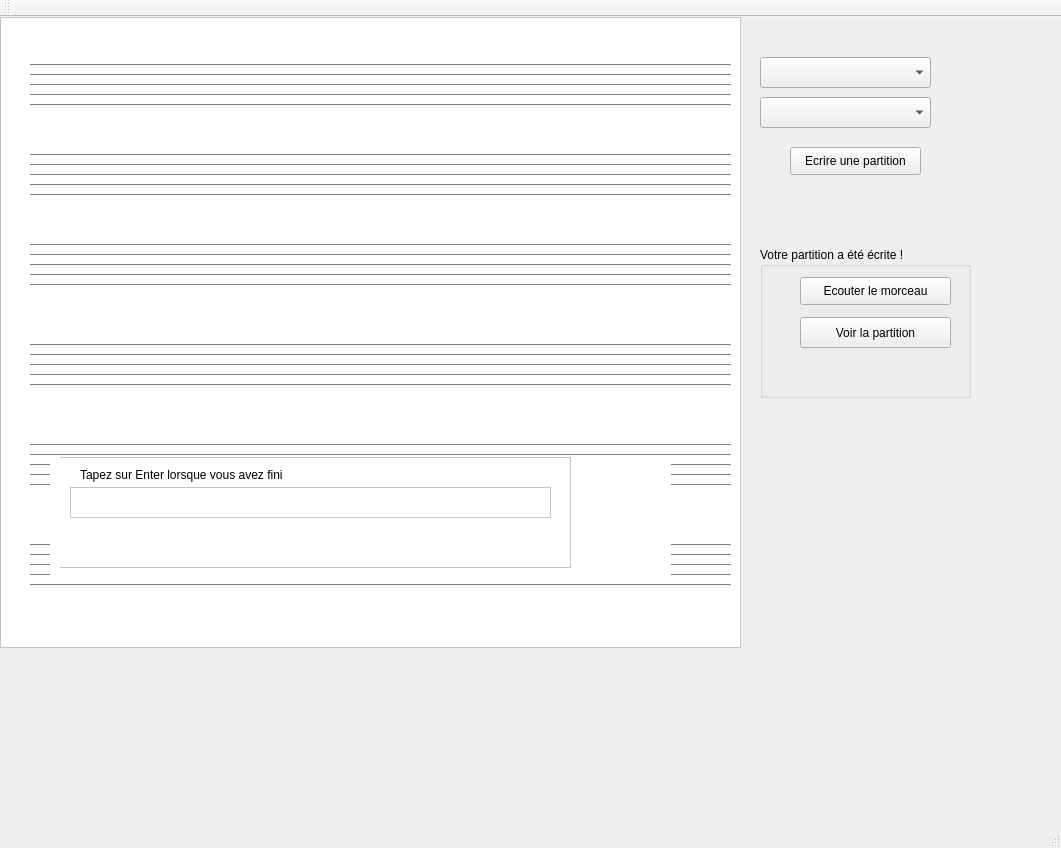
DepinfoCamille/ProjetMusiqueQt2, file mainwindow.ui: the form before one commit.
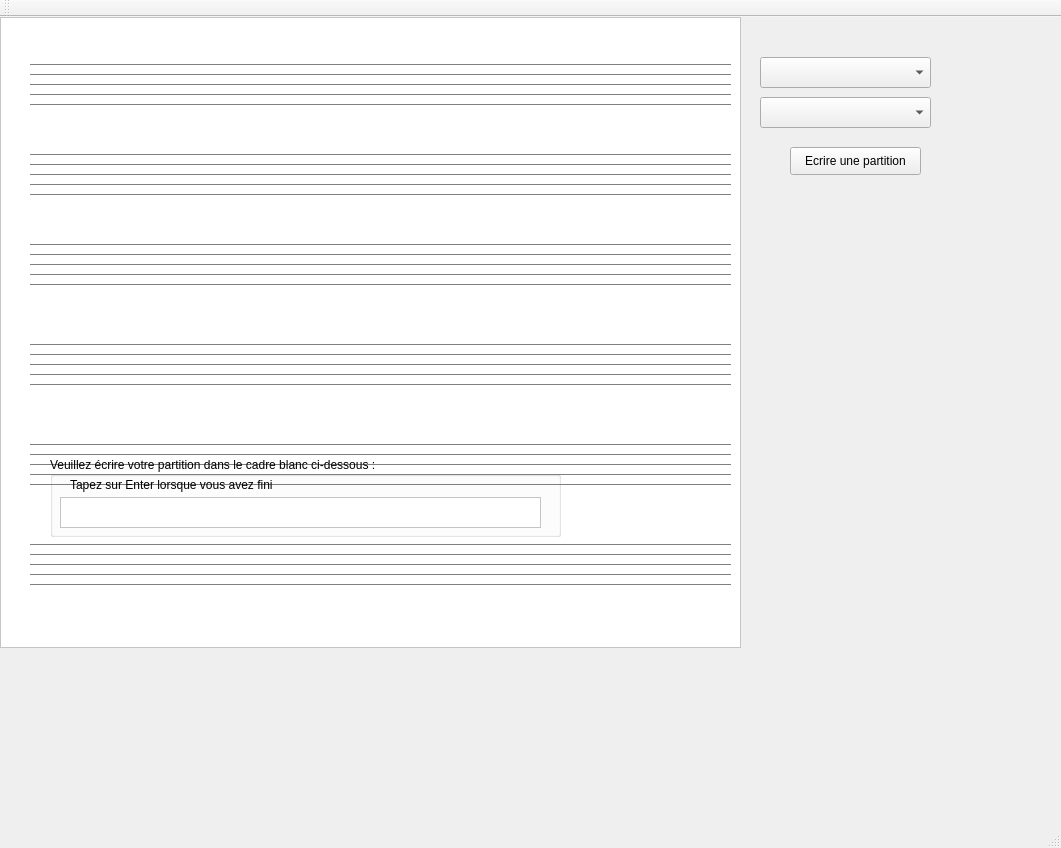
The form after the commit. The open tabs and pages were chosen to show the change.

```diff
--- a/mainwindow.ui
+++ b/mainwindow.ui
@@ -877,21 +877,21 @@
     <widget class="QStackedWidget" name="dialogue">
      <property name="geometry">
       <rect>
-       <x>50</x>
-       <y>440</y>
-       <width>621</width>
-       <height>121</height>
+       <x>30</x>
+       <y>420</y>
+       <width>601</width>
+       <height>131</height>
       </rect>
      </property>
      <property name="currentIndex">
-      <number>0</number>
+      <number>1</number>
      </property>
      <widget class="QWidget" name="page">
       <widget class="QGroupBox" name="boxTempo">
        <property name="geometry">
         <rect>
-         <x>60</x>
-         <y>30</y>
+         <x>70</x>
+         <y>40</y>
          <width>491</width>
          <height>61</height>
         </rect>
@@ -918,8 +918,8 @@
       <widget class="QGroupBox" name="boxEcrirePartition">
        <property name="geometry">
         <rect>
-         <x>10</x>
-         <y>0</y>
+         <x>20</x>
+         <y>20</y>
          <width>511</width>
          <height>80</height>
         </rect>
@@ -952,134 +952,44 @@
        </widget>
       </widget>
      </widget>
-     <widget class="QWidget" name="page_3"/>
-     <widget class="QStackedWidget" name="dialogue">
-      <property name="autoFillBackground">
-       <bool>true</bool>
-      </property>
-      <property name="currentIndex">
-       <number>1</number>
-      </property>
-      <widget class="QWidget" name="page">
-       <property name="autoFillBackground">
-        <bool>true</bool>
+     <widget class="QWidget" name="page_3">
+      <widget class="QGroupBox" name="boxPartitionEcrite">
+       <property name="geometry">
+        <rect>
+         <x>180</x>
+         <y>20</y>
+         <width>211</width>
+         <height>111</height>
+        </rect>
        </property>
-       <widget class="QGroupBox" name="boxTempo">
-        <property name="geometry">
-         <rect>
-          <x>20</x>
-          <y>10</y>
-          <width>491</width>
-          <height>61</height>
-         </rect>
-        </property>
-        <property name="title">
-         <string>Veuillez taper quatre fois sur le bouton &quot;Tempo&quot; à la pulsation souhaitée </string>
-        </property>
-        <widget class="QPushButton" name="boutonTempo">
-         <property name="geometry">
-          <rect>
-           <x>190</x>
-           <y>20</y>
-           <width>93</width>
-           <height>28</height>
-          </rect>
-         </property>
-         <property name="text">
-          <string>Tempo</string>
-         </property>
-        </widget>
-       </widget>
-      </widget>
-      <widget class="QWidget" name="page_2">
-       <property name="autoFillBackground">
-        <bool>true</bool>
+       <property name="title">
+        <string>Votre partition a été écrite ! </string>
        </property>
-       <widget class="QGroupBox" name="boxEcrirePartition">
+       <widget class="QPushButton" name="boutonEcouter">
         <property name="geometry">
          <rect>
-          <x>10</x>
-          <y>0</y>
-          <width>511</width>
-          <height>111</height>
+          <x>40</x>
+          <y>30</y>
+          <width>151</width>
+          <height>28</height>
          </rect>
         </property>
-        <property name="title">
-         <string>Veuillez écrire votre partition dans le cadre blanc ci-dessous : </string>
+        <property name="text">
+         <string>Ecouter le morceau</string>
         </property>
-        <widget class="QFrame" name="frameEcrirePartition">
-         <property name="geometry">
-          <rect>
-           <x>-10</x>
-           <y>0</y>
-           <width>521</width>
-           <height>111</height>
-          </rect>
-         </property>
-         <property name="autoFillBackground">
-          <bool>true</bool>
-         </property>
-         <property name="frameShape">
-          <enum>QFrame::StyledPanel</enum>
-         </property>
-         <property name="frameShadow">
-          <enum>QFrame::Raised</enum>
-         </property>
-         <widget class="QLabel" name="label">
-          <property name="geometry">
-           <rect>
-            <x>30</x>
-            <y>10</y>
-            <width>271</width>
-            <height>16</height>
-           </rect>
-          </property>
-          <property name="text">
-           <string>Tapez sur Enter lorsque vous avez fini</string>
-          </property>
-         </widget>
-         <widget class="QTextEdit" name="textEdit">
-          <property name="geometry">
-           <rect>
-            <x>20</x>
-            <y>30</y>
-            <width>481</width>
-            <height>31</height>
-           </rect>
-          </property>
-         </widget>
-        </widget>
        </widget>
-      </widget>
-      <widget class="QWidget" name="page_3">
-       <property name="autoFillBackground">
-        <bool>true</bool>
-       </property>
-       <widget class="QGroupBox" name="boxPartitionEcrite">
+       <widget class="QPushButton" name="boutonvoirpartition">
         <property name="geometry">
          <rect>
-          <x>10</x>
-          <y>0</y>
-          <width>511</width>
-          <height>61</height>
+          <x>40</x>
+          <y>70</y>
+          <width>151</width>
+          <height>31</height>
          </rect>
         </property>
-        <property name="title">
-         <string>Votre partition a été écrite ! </string>
+        <property name="text">
+         <string>Voir la partition</string>
         </property>
-        <widget class="QPushButton" name="boutonEcouter">
-         <property name="geometry">
-          <rect>
-           <x>90</x>
-           <y>30</y>
-           <width>141</width>
-           <height>28</height>
-          </rect>
-         </property>
-         <property name="text">
-          <string>Ecouter le morceau</string>
-         </property>
-        </widget>
        </widget>
       </widget>
      </widget>
@@ -1118,45 +1028,6 @@
      </rect>
     </property>
    </widget>
-   <widget class="QGroupBox" name="boxPartitionEcrite">
-    <property name="geometry">
-     <rect>
-      <x>760</x>
-      <y>230</y>
-      <width>211</width>
-      <height>151</height>
-     </rect>
-    </property>
-    <property name="title">
-     <string>Votre partition a été écrite ! </string>
-    </property>
-    <widget class="QPushButton" name="boutonEcouter">
-     <property name="geometry">
-      <rect>
-       <x>40</x>
-       <y>30</y>
-       <width>151</width>
-       <height>28</height>
-      </rect>
-     </property>
-     <property name="text">
-      <string>Ecouter le morceau</string>
-     </property>
-    </widget>
-    <widget class="QPushButton" name="boutonvoirpartition">
-     <property name="geometry">
-      <rect>
-       <x>40</x>
-       <y>70</y>
-       <width>151</width>
-       <height>31</height>
-      </rect>
-     </property>
-     <property name="text">
-      <string>Voir la partition</string>
-     </property>
-    </widget>
-   </widget>
   </widget>
   <widget class="QMenuBar" name="menuBar">
    <property name="geometry">
@@ -1164,7 +1035,7 @@
      <x>0</x>
      <y>0</y>
      <width>1061</width>
-     <height>21</height>
+     <height>26</height>
     </rect>
    </property>
   </widget>
```
